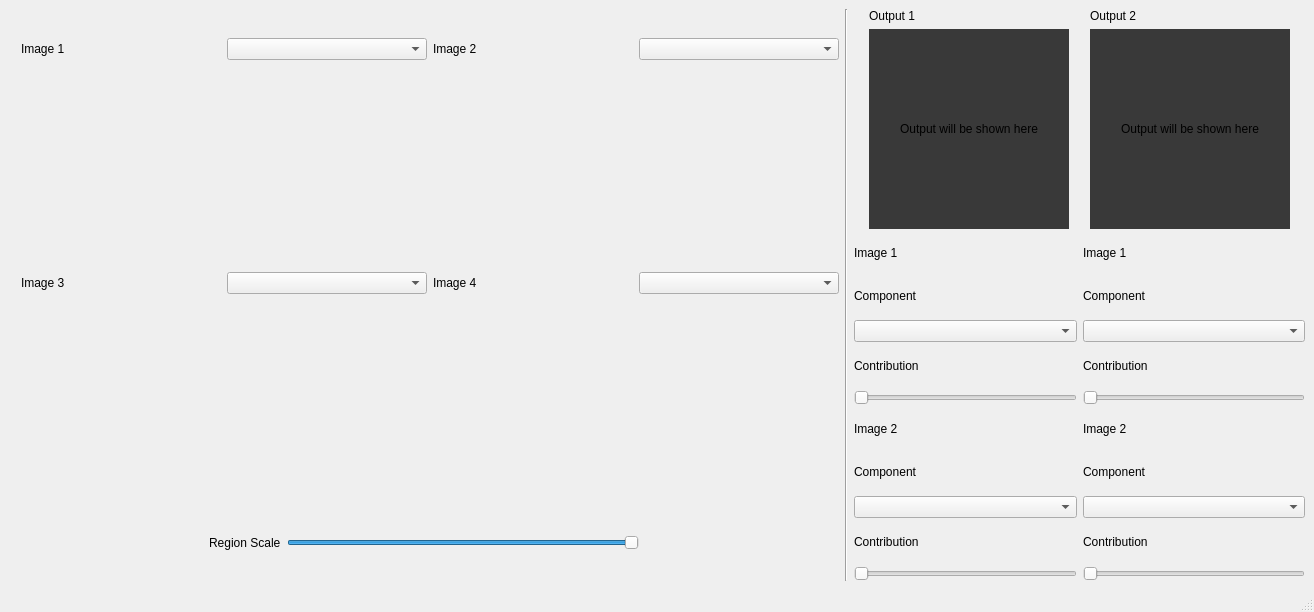
ossama971/fourier-transform-mixer, file mainwindow.ui: the form before one commit.
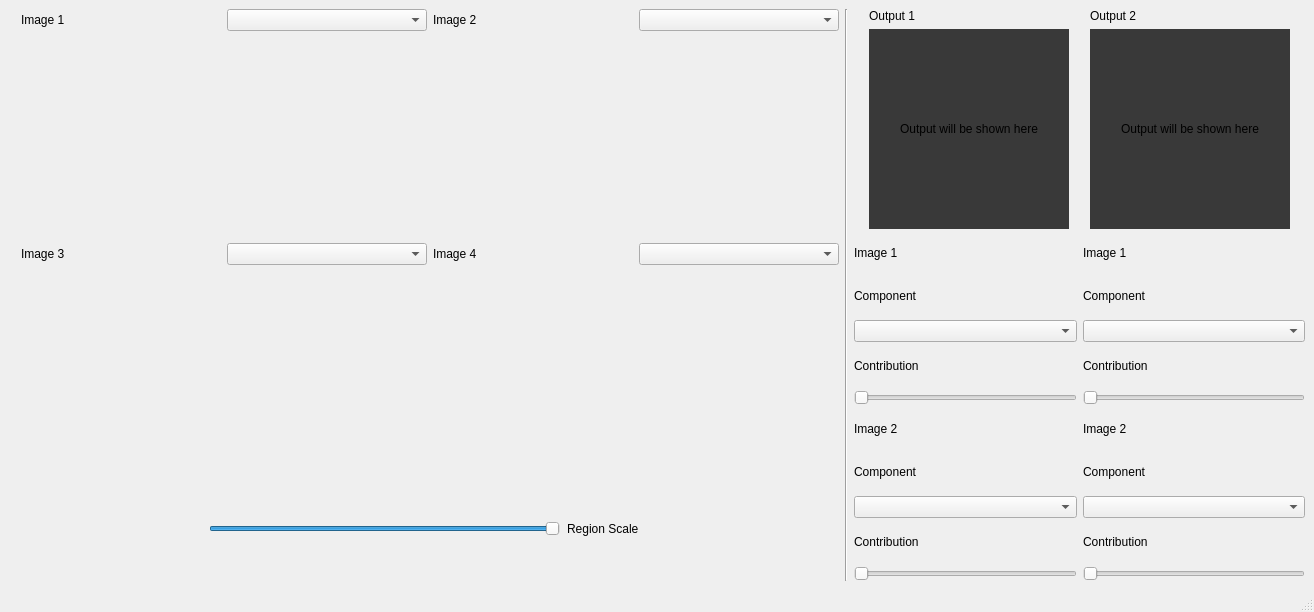
The form after the commit. Custom widgets are drawn as their Qt base class.

Commit message: add mixer demo-1

The edit to the form file:
```diff
--- a/mainwindow.ui
+++ b/mainwindow.ui
@@ -265,7 +265,7 @@
       <item>
        <layout class="QHBoxLayout" name="horizontalLayout">
         <property name="spacing">
-         <number>-1</number>
+         <number>7</number>
         </property>
         <property name="leftMargin">
          <number>200</number>
@@ -273,13 +273,6 @@
         <property name="rightMargin">
          <number>200</number>
         </property>
-        <item>
-         <widget class="QLabel" name="region_label">
-          <property name="text">
-           <string>Region Scale</string>
-          </property>
-         </widget>
-        </item>
         <item>
          <widget class="QSlider" name="region_slider">
           <property name="maximumSize">
@@ -296,6 +289,13 @@
           </property>
          </widget>
         </item>
+        <item>
+         <widget class="QLabel" name="region_label">
+          <property name="text">
+           <string>Region Scale</string>
+          </property>
+         </widget>
+        </item>
        </layout>
       </item>
      </layout>
```
Left out of the diff: 26 changed lines with no effect on the pictures. The commit also changes 2 other files.
